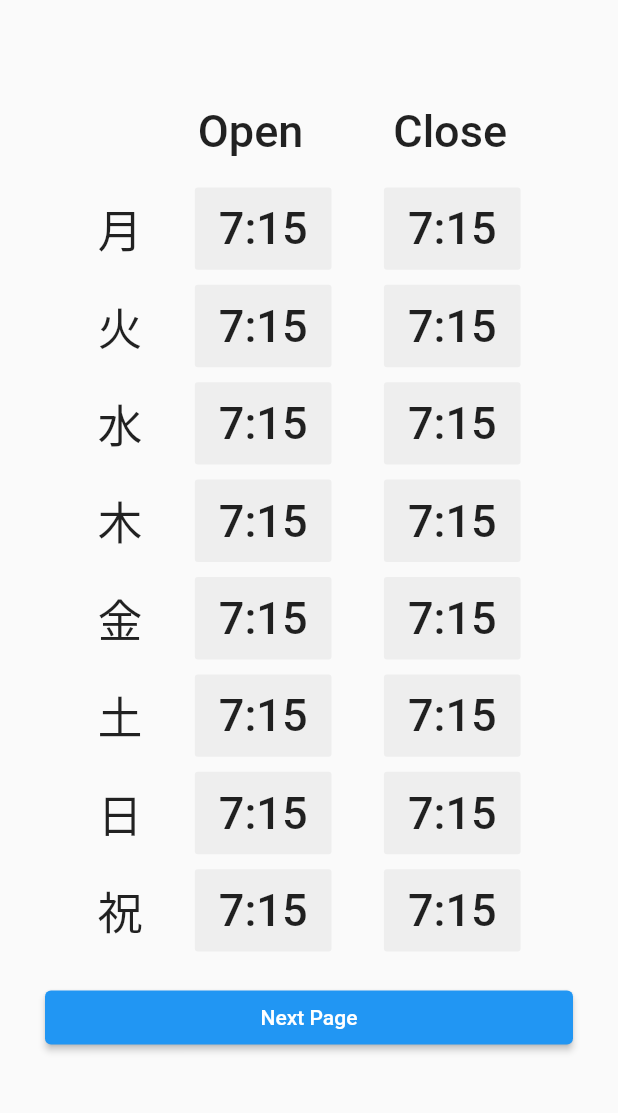
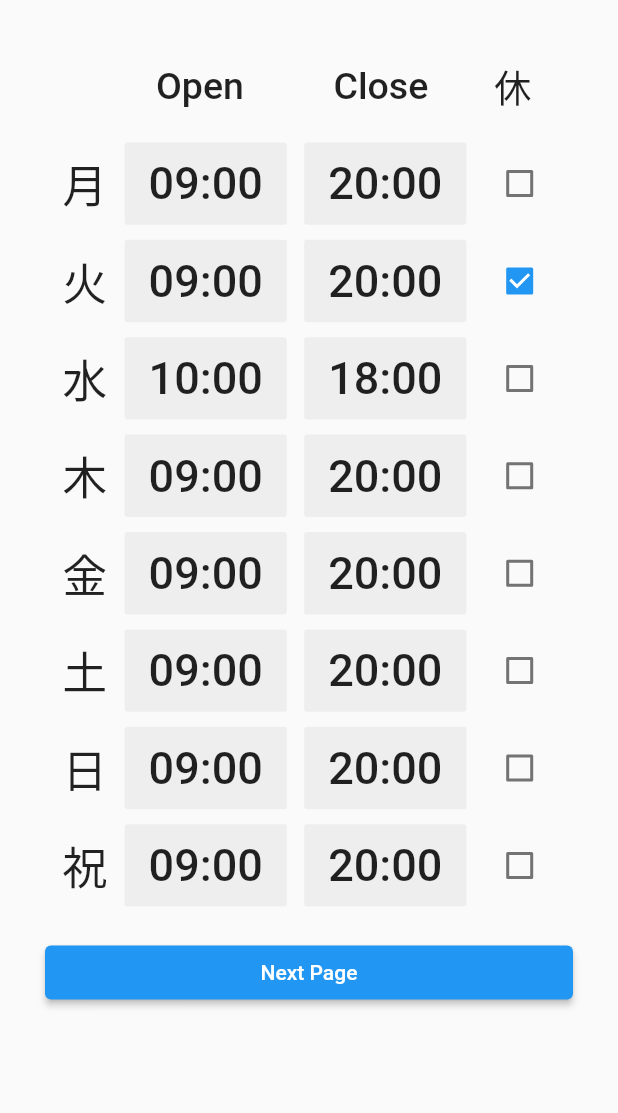
Before and after one commit to YARN-CC2021/cafe-express, a Flutter app: the MerchantCalendarPage screen opened directly with empty values, on a phone screen of 412 x 824 dp, the part 84-1197 px from its top. Run offline on Flutter 3.47's test engine with Material 2 defaults, Android fonts, the phone set to English and light mode, and no system bars; our stand-ins replace flutter_dotenv, flutter_login, geolocator, google_maps_flutter, location; missing offline and left inert: amplify_auth_cognito, amplify_core.

Commit message:
completed basic calendar function by scratch (no http requestyet)

```diff
--- a/lib/screens/merchant_calendar_page.dart
+++ b/lib/screens/merchant_calendar_page.dart
@@ -1,5 +1,10 @@
 import "package:flutter/material.dart";
 import './merchant_calendar_page.dart';
+import '../app.dart';
+import 'dart:async';
+import 'dart:convert';
+import 'package:http/http.dart' as http;
+import 'package:amplify_core/amplify_core.dart';
 
 class MerchantCalendarPage extends StatefulWidget {
   final Map<dynamic, dynamic> profile;
@@ -9,26 +14,135 @@ class MerchantCalendarPage extends StatefulWidget {
   _MerchantCalendarPageState createState() => _MerchantCalendarPageState();
 }
 
+var hours = {
+  "Sun": {
+    "open": "0900",
+    "close": "2000",
+    "day-off": false,
+    "bookingStart": "0900",
+    "bookingEnd": "1830"
+  },
+  "Mon": {
+    "open": "0900",
+    "close": "2000",
+    "day-off": false,
+    "bookingStart": "0900",
+    "bookingEnd": "1830"
+  },
+  "Tue": {
+    "open": "0900",
+    "close": "2000",
+    "day-off": true,
+    "bookingStart": "0900",
+    "bookingEnd": "1830"
+  },
+  "Wed": {
+    "open": "1000",
+    "close": "1800",
+    "day-off": false,
+    "bookingStart": "0900",
+    "bookingEnd": "1830"
+  },
+  "Thu": {
+    "open": "0900",
+    "close": "2000",
+    "day-off": false,
+    "bookingStart": "0900",
+    "bookingEnd": "1830"
+  },
+  "Fri": {
+    "open": "0900",
+    "close": "2000",
+    "day-off": false,
+    "bookingStart": "0900",
+    "bookingEnd": "1830"
+  },
+  "Sat": {
+    "open": "0900",
+    "close": "2000",
+    "day-off": false,
+    "bookingStart": "0900",
+    "bookingEnd": "1830"
+  },
+  "Holiday": {
+    "open": "0900",
+    "close": "2000",
+    "day-off": false,
+    "bookingStart": "0900",
+    "bookingEnd": "1830"
+  }
+};
+
 class _MerchantCalendarPageState extends State<MerchantCalendarPage> {
-  var _time = TimeOfDay(hour: 7, minute: 15);
   double _height;
   double _width;
-  String _setTime;
   var test = "test";
+  var isChecked = false;
 
-  void _selectTime() async {
+  void _selectTime(String day, String openClose) async {
+    String initialHour = hours[day][openClose];
+    int intHour;
+    initialHour = initialHour.substring(0, 2);
+    intHour = int.parse(initialHour);
+
+    String initialMinute = hours[day][openClose];
+    int intMinute;
+    initialMinute = initialMinute.substring(2, 4);
+    intMinute = int.parse(initialMinute);
+
+    var _time = TimeOfDay(hour: intHour, minute: intMinute);
+
     final TimeOfDay newTime = await showTimePicker(
       context: context,
       initialTime: _time,
     );
+    var hour;
+    // hour converted to our format
+    if (newTime.hour.toString().length == 1) {
+      hour = "0" + newTime.hour.toString().substring(0);
+    } else {
+      hour = newTime.hour.toString();
+    }
+
+    // minute converted to our format
+    var minute;
+    if (newTime.minute.toString().length == 1) {
+      minute = "0" + newTime.minute.toString().substring(0);
+    } else {
+      minute = newTime.minute.toString();
+    }
     if (newTime != null) {
       setState(() {
-        print(newTime);
-        _time = newTime;
-        print(_time.hour);
-        print(_time.minute);
+        hours[day][openClose] = "$hour$minute";
+        String bookingHour;
+        if (hour == "00") {
+          bookingHour = "23";
+        } else {
+          bookingHour = (int.parse(hour) - 1).toString();
+          if (bookingHour.length == 1) bookingHour = "0" + bookingHour;
+        }
+        print("bookingHour= $bookingHour");
+        if (openClose == "open") hours[day]["bookingStart"] = "$hour$minute";
+        if (openClose == "close") {
+          hours[day]["bookingEnd"] = "$bookingHour$minute";
+        }
+        print(hours[day]["bookingStart"]);
+        print(hours[day]["bookingEnd"]);
       });
     }
+  }
+
+  _onChecked(bool newValue, String day) => setState(() {
+        hours[day]["day-off"] = newValue;
+      });
+
+  _displaySetTime(String day, String openClose) {
+    String fullTime = hours[day][openClose];
+    String hour;
+    String minute;
+    hour = fullTime.substring(0, 2);
+    minute = fullTime.substring(2, 4);
+    return '$hour:$minute';
   }
 
   @override
@@ -43,7 +157,7 @@ class _MerchantCalendarPageState extends State<MerchantCalendarPage> {
       ),
       body: Center(
         child: new ListView(
-            padding: EdgeInsets.symmetric(horizontal: 30.0, vertical: 60.0),
+            padding: EdgeInsets.symmetric(horizontal: 30.0, vertical: 30.0),
             children: [
               Column(
                 mainAxisAlignment: MainAxisAlignment.center,
@@ -54,8 +168,8 @@ class _MerchantCalendarPageState extends State<MerchantCalendarPage> {
                           mainAxisAlignment: MainAxisAlignment.spaceEvenly,
                           children: [
                             Text(
-                              '　',
-                              style: TextStyle(fontSize: 30),
+                              ' ',
+                              style: TextStyle(fontSize: 10),
                               textAlign: TextAlign.center,
                             ),
                             FlatButton(
@@ -65,7 +179,7 @@ class _MerchantCalendarPageState extends State<MerchantCalendarPage> {
                               child: Center(
                                 child: Text(
                                   'Open',
-                                  style: TextStyle(fontSize: 30),
+                                  style: TextStyle(fontSize: 25),
                                   textAlign: TextAlign.center,
                                 ),
                               ),
@@ -76,9 +190,14 @@ class _MerchantCalendarPageState extends State<MerchantCalendarPage> {
                               height: _height / 15,
                               child: Text(
                                 'Close',
-                                style: TextStyle(fontSize: 30),
+                                style: TextStyle(fontSize: 25),
                                 textAlign: TextAlign.center,
                               ),
+                            ),
+                            Text(
+                              '休',
+                              style: TextStyle(fontSize: 25),
+                              textAlign: TextAlign.center,
                             ),
                           ])),
                   Container(
@@ -91,24 +210,28 @@ class _MerchantCalendarPageState extends State<MerchantCalendarPage> {
                               style: TextStyle(fontSize: 30),
                             ),
                             FlatButton(
-                              onPressed: _selectTime,
+                              onPressed: () => {_selectTime("Mon", "open")},
                               minWidth: _width / 15,
                               height: _height / 15,
                               color: Colors.grey[200],
                               child: Text(
-                                "${_time.hour}:${_time.minute}",
+                                _displaySetTime("Mon", "open"),
                                 style: TextStyle(fontSize: 30),
                               ),
                             ),
                             FlatButton(
-                              onPressed: _selectTime,
+                              onPressed: () => {_selectTime("Mon", "close")},
                               minWidth: _width / 15,
                               height: _height / 15,
                               color: Colors.grey[200],
                               child: Text(
-                                "${_time.hour}:${_time.minute}",
+                                _displaySetTime("Mon", "close"),
                                 style: TextStyle(fontSize: 30),
                               ),
+                            ),
+                            Checkbox(
+                              value: hours["Mon"]["day-off"],
+                              onChanged: (value) => {_onChecked(value, "Mon")},
                             ),
                           ])),
                   Container(
@@ -121,24 +244,28 @@ class _MerchantCalendarPageState extends State<MerchantCalendarPage> {
                             style: TextStyle(fontSize: 30),
                           ),
                           FlatButton(
-                            onPressed: _selectTime,
+                            onPressed: () => {_selectTime("Tue", "open")},
                             minWidth: _width / 15,
                             height: _height / 15,
                             color: Colors.grey[200],
                             child: Text(
-                              "${_time.hour}:${_time.minute}",
+                              _displaySetTime("Tue", "open"),
                               style: TextStyle(fontSize: 30),
                             ),
                           ),
                           FlatButton(
-                            onPressed: _selectTime,
+                            onPressed: () => {_selectTime("Tue", "close")},
                             minWidth: _width / 15,
                             height: _height / 15,
                             color: Colors.grey[200],
                             child: Text(
-                              "${_time.hour}:${_time.minute}",
+                              _displaySetTime("Tue", "close"),
                               style: TextStyle(fontSize: 30),
                             ),
+                          ),
+                          Checkbox(
+                            value: hours["Tue"]["day-off"],
+                            onChanged: (value) => {_onChecked(value, "Tue")},
                           ),
                         ]),
                   ),
@@ -152,24 +279,28 @@ class _MerchantCalendarPageState extends State<MerchantCalendarPage> {
                             style: TextStyle(fontSize: 30),
                           ),
                           FlatButton(
-                            onPressed: _selectTime,
+                            onPressed: () => {_selectTime("Wed", "open")},
                             minWidth: _width / 15,
                             height: _height / 15,
                             color: Colors.grey[200],
                             child: Text(
-                              "${_time.hour}:${_time.minute}",
+                              _displaySetTime("Wed", "open"),
                               style: TextStyle(fontSize: 30),
                             ),
                           ),
                           FlatButton(
-                            onPressed: _selectTime,
+                            onPressed: () => {_selectTime("Wed", "close")},
                             minWidth: _width / 15,
                             height: _height / 15,
                             color: Colors.grey[200],
                             child: Text(
-                              "${_time.hour}:${_time.minute}",
+                              _displaySetTime("Wed", "close"),
                               style: TextStyle(fontSize: 30),
                             ),
+                          ),
+                          Checkbox(
+                            value: hours["Wed"]["day-off"],
+                            onChanged: (value) => {_onChecked(value, "Wed")},
                           ),
                         ]),
                   ),
@@ -183,24 +314,28 @@ class _MerchantCalendarPageState extends State<MerchantCalendarPage> {
                             style: TextStyle(fontSize: 30),
                           ),
                           FlatButton(
-                            onPressed: _selectTime,
+                            onPressed: () => {_selectTime("Thu", "open")},
                             minWidth: _width / 15,
                             height: _height / 15,
                             color: Colors.grey[200],
                             child: Text(
-                              "${_time.hour}:${_time.minute}",
+                              _displaySetTime("Thu", "open"),
                               style: TextStyle(fontSize: 30),
                             ),
                           ),
                           FlatButton(
-                            onPressed: _selectTime,
+                            onPressed: () => {_selectTime("Thu", "close")},
                             minWidth: _width / 15,
                             height: _height / 15,
                             color: Colors.grey[200],
                             child: Text(
-                              "${_time.hour}:${_time.minute}",
+                              _displaySetTime("Thu", "close"),
                               style: TextStyle(fontSize: 30),
                             ),
+                          ),
+                          Checkbox(
+                            value: hours["Thu"]["day-off"],
+                            onChanged: (value) => {_onChecked(value, "Thu")},
                           ),
                         ]),
                   ),
@@ -214,24 +349,28 @@ class _MerchantCalendarPageState extends State<MerchantCalendarPage> {
                             style: TextStyle(fontSize: 30),
                           ),
                           FlatButton(
-                            onPressed: _selectTime,
+                            onPressed: () => {_selectTime("Fri", "open")},
                             minWidth: _width / 15,
                             height: _height / 15,
                             color: Colors.grey[200],
                             child: Text(
-                              "${_time.hour}:${_time.minute}",
+                              _displaySetTime("Fri", "open"),
                               style: TextStyle(fontSize: 30),
                             ),
                           ),
                           FlatButton(
-                            onPressed: _selectTime,
+                            onPressed: () => {_selectTime("Fri", "close")},
                             minWidth: _width / 15,
                             height: _height / 15,
                             color: Colors.grey[200],
                             child: Text(
-                              "${_time.hour}:${_time.minute}",
+                              _displaySetTime("Fri", "close"),
                               style: TextStyle(fontSize: 30),
                             ),
+                          ),
+                          Checkbox(
+                            value: hours["Fri"]["day-off"],
+                            onChanged: (value) => {_onChecked(value, "Fri")},
                           ),
                         ]),
                   ),
@@ -245,24 +384,28 @@ class _MerchantCalendarPageState extends State<MerchantCalendarPage> {
                             style: TextStyle(fontSize: 30),
                           ),
                           FlatButton(
-                            onPressed: _selectTime,
+                            onPressed: () => {_selectTime("Sat", "open")},
                             minWidth: _width / 15,
                             height: _height / 15,
                             color: Colors.grey[200],
                             child: Text(
-                              "${_time.hour}:${_time.minute}",
+                              _displaySetTime("Sat", "open"),
                               style: TextStyle(fontSize: 30),
                             ),
                           ),
                           FlatButton(
-                            onPressed: _selectTime,
+                            onPressed: () => {_selectTime("Sat", "close")},
                             minWidth: _width / 15,
                             height: _height / 15,
                             color: Colors.grey[200],
                             child: Text(
-                              "${_time.hour}:${_time.minute}",
+                              _displaySetTime("Sat", "close"),
                               style: TextStyle(fontSize: 30),
                             ),
+                          ),
+                          Checkbox(
+                            value: hours["Sat"]["day-off"],
+                            onChanged: (value) => {_onChecked(value, "Sat")},
                           ),
                         ]),
                   ),
@@ -276,24 +419,28 @@ class _MerchantCalendarPageState extends State<MerchantCalendarPage> {
                             style: TextStyle(fontSize: 30),
                           ),
                           FlatButton(
-                            onPressed: _selectTime,
+                            onPressed: () => {_selectTime("Sun", "open")},
                             minWidth: _width / 15,
                             height: _height / 15,
                             color: Colors.grey[200],
                             child: Text(
-                              "${_time.hour}:${_time.minute}",
+                              _displaySetTime("Sun", "open"),
                               style: TextStyle(fontSize: 30),
                             ),
                           ),
                           FlatButton(
-                            onPressed: _selectTime,
+                            onPressed: () => {_selectTime("Sun", "close")},
                             minWidth: _width / 15,
                             height: _height / 15,
                             color: Colors.grey[200],
                             child: Text(
-                              "${_time.hour}:${_time.minute}",
+                              _displaySetTime("Sun", "close"),
                               style: TextStyle(fontSize: 30),
                             ),
+                          ),
+                          Checkbox(
+                            value: hours["Sun"]["day-off"],
+                            onChanged: (value) => {_onChecked(value, "Sun")},
                           ),
                         ]),
                   ),
@@ -307,24 +454,29 @@ class _MerchantCalendarPageState extends State<MerchantCalendarPage> {
                             style: TextStyle(fontSize: 30),
                           ),
                           FlatButton(
-                            onPressed: _selectTime,
+                            onPressed: () => {_selectTime("Holiday", "open")},
                             minWidth: _width / 15,
                             height: _height / 15,
                             color: Colors.grey[200],
                             child: Text(
-                              "${_time.hour}:${_time.minute}",
+                              _displaySetTime("Holiday", "open"),
                               style: TextStyle(fontSize: 30),
                             ),
                           ),
                           FlatButton(
-                            onPressed: _selectTime,
+                            onPressed: () => {_selectTime("Holiday", "close")},
                             minWidth: _width / 15,
                             height: _height / 15,
                             color: Colors.grey[200],
                             child: Text(
-                              "${_time.hour}:${_time.minute}",
+                              _displaySetTime("Holiday", "close"),
                               style: TextStyle(fontSize: 30),
                             ),
+                          ),
+                          Checkbox(
+                            value: hours["Holiday"]["day-off"],
+                            onChanged: (value) =>
+                                {_onChecked(value, "Holiday")},
                           ),
                         ]),
                   ),
@@ -337,13 +489,14 @@ class _MerchantCalendarPageState extends State<MerchantCalendarPage> {
                   // If the form is valid, display a snackbar. In the real world,
                   // you'd often call a server or save the information in a database.
                   // assignVariable();
-                  Navigator.push(
-                    context,
-                    MaterialPageRoute(
-                      builder: (context) =>
-                          MerchantCalendarPage(profile: widget.profile),
-                    ),
-                  );
+                  // Navigator.push(
+                  //   context,
+                  //   MaterialPageRoute(
+                  //     builder: (context) =>
+                  //         MerchantCalendarPage(profile: widget.profile),
+                  //   ),
+                  // );
+                  print(hours);
                 },
                 child: Text('Next Page'),
               )
@@ -352,3 +505,5 @@ class _MerchantCalendarPageState extends State<MerchantCalendarPage> {
     );
   }
 }
+
+Future<dynamic> _updateUserProfile(Map profile) async {}
```
Also changed, not shown: 2 other files.
